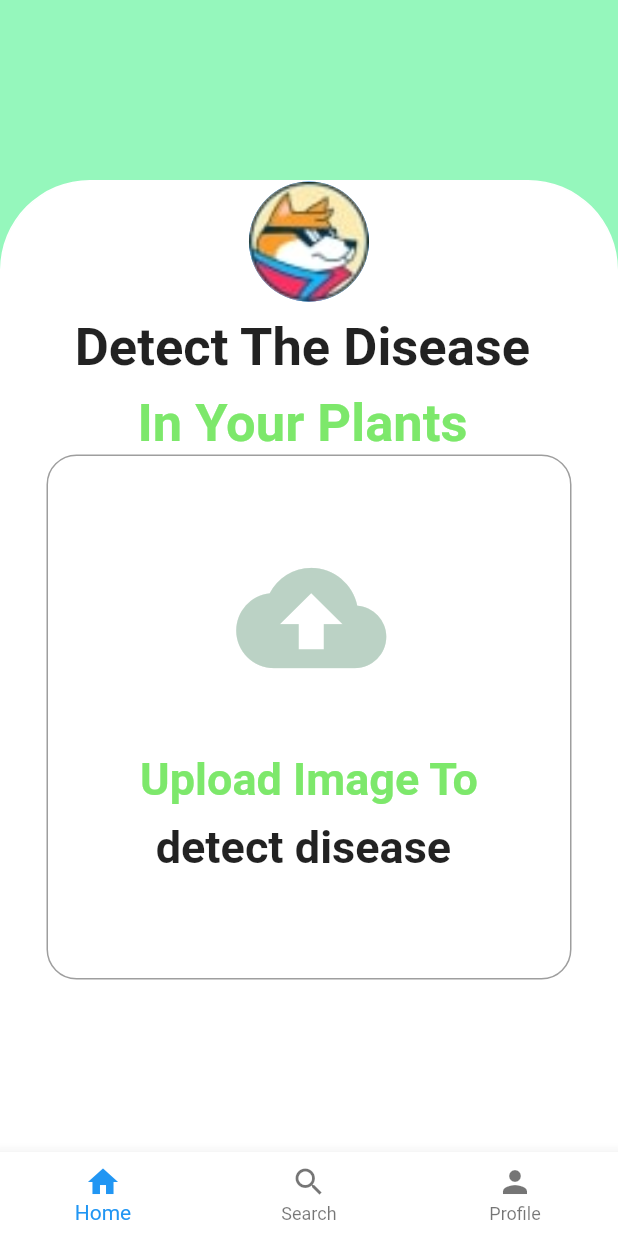
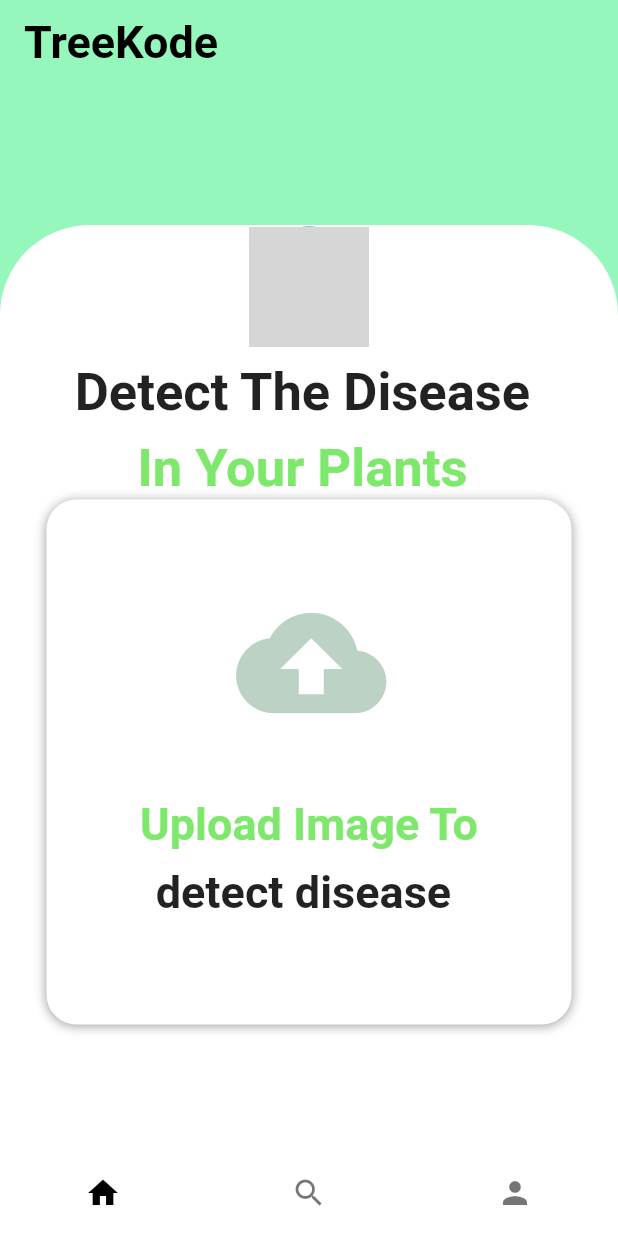
Before and after one commit to TreeKode/Plant-Leaf-Disease-Detection-Application, a Flutter app: the screen it shows after launch, on a phone screen of 412 x 824 dp. Run offline on Flutter 3.47's test engine with Material 2 defaults, Android fonts, the phone set to English and light mode, and no system bars; network calls fail; Roboto replaces fonts that are missing (Work_Sands); grey boxes are pictures that could not be loaded.

Commit message:
Big Change 2.0

```diff
--- a/Frontend-Flutter/plant_leaf_disease_detection/lib/main.dart
+++ b/Frontend-Flutter/plant_leaf_disease_detection/lib/main.dart
@@ -1,3 +1,5 @@
+import 'dart:ui';
+
 import 'package:flutter/cupertino.dart';
 import 'package:flutter/material.dart';
 import 'package:flutter/painting.dart';
@@ -14,12 +16,29 @@
       home:
       Scaffold(
         backgroundColor: Colors.white,
+        extendBodyBehindAppBar: true,
         body:
         Scaffold(
           backgroundColor: Color.fromRGBO(51, 240, 127, 0.52),
+          extendBodyBehindAppBar: true,
+          appBar: AppBar(
+            title: Text('TreeKode',
+              style: TextStyle(
+                fontFamily: ('Work_Sands'),
+                fontSize: 30,
+                fontWeight: FontWeight.bold,
+
+                //fontStyle: FontStyle.italic,
+              ),
+            ),
+            backgroundColor: Colors.transparent,
+            elevation: 0,
+            foregroundColor: Colors.black,
+
+          ),
           body:
           Container(
-            padding: EdgeInsets.fromLTRB(0, 120, 0, 0),
+            padding: EdgeInsets.fromLTRB(0, 150, 0, 0),
             child:
                 Container(
                   decoration: BoxDecoration(
@@ -38,7 +57,7 @@
                   child: Column(
                     children: [
                       CircleAvatar(
-                        backgroundImage: AssetImage('Assets/Images/avatar.jpg'),
+                        backgroundImage: NetworkImage('https://media.discordapp.net/attachments/843384733135273996/907518700683419678/Untitled_design_4.jpg?width=671&height=671'),
                         radius: 40,
                       ),
                       Container(
@@ -64,11 +83,18 @@
                         padding: EdgeInsets.fromLTRB(0, 0, 0, 0),
                         decoration: BoxDecoration(
                             color: Colors.white,
+                            boxShadow: [BoxShadow(
+                              color: Colors.grey,
+                              offset: Offset(0.0,1.0),
+                              blurRadius: 6.0,
+                            ),
+                            ],
                             border: Border.all(
-                              color: Colors.grey,
+                              color: Colors.white,
                             ),
                             borderRadius: BorderRadius.all(Radius.circular(20))
                         ),
+
                         width: 350,
                         height: 350,
                         child: Column(
@@ -113,12 +139,21 @@
           ),
           bottomNavigationBar: BottomNavigationBar(
             backgroundColor: Colors.white,
+            showSelectedLabels: false,
+            showUnselectedLabels: false,
+            elevation: 0,
 
             items: const <BottomNavigationBarItem>[
             BottomNavigationBarItem(
-                icon: Icon(Icons.home),
+                icon: Icon(Icons.home,
+                color: Colors.black,
+                ),
                 title: Text('Home'),
-                backgroundColor: Colors.green
+                backgroundColor: Colors.green,
+              activeIcon: Icon(Icons.home,
+              color: Colors.black,
+              ),
+
             ),
             BottomNavigationBarItem(
                 icon: Icon(Icons.search),
```
